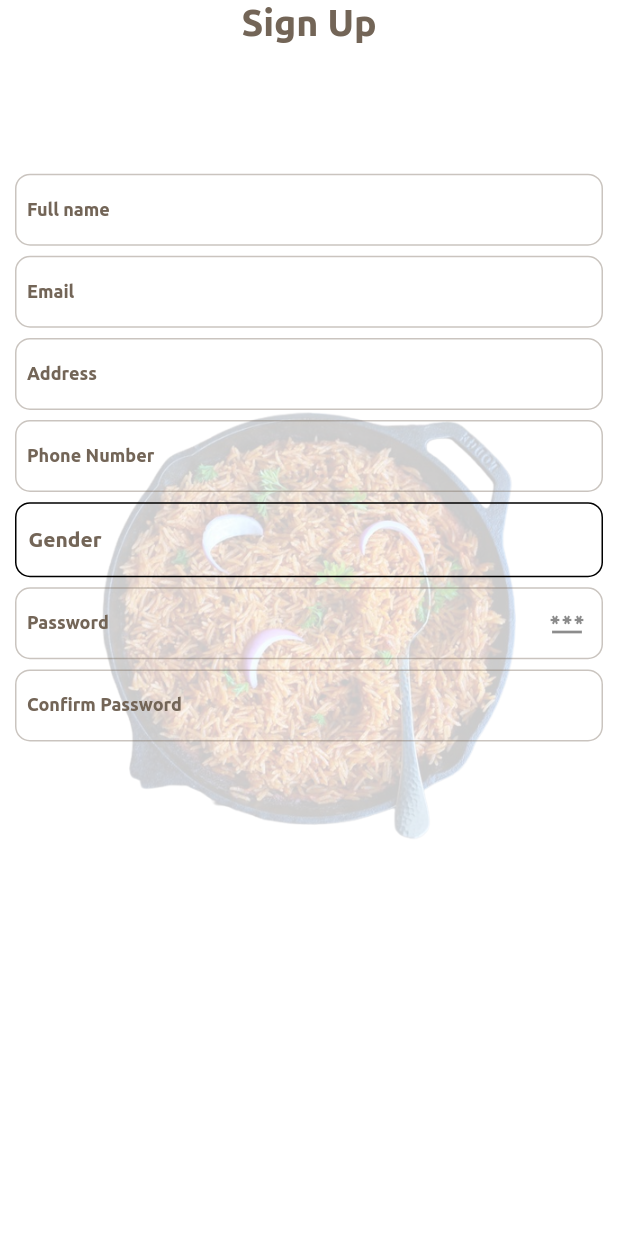
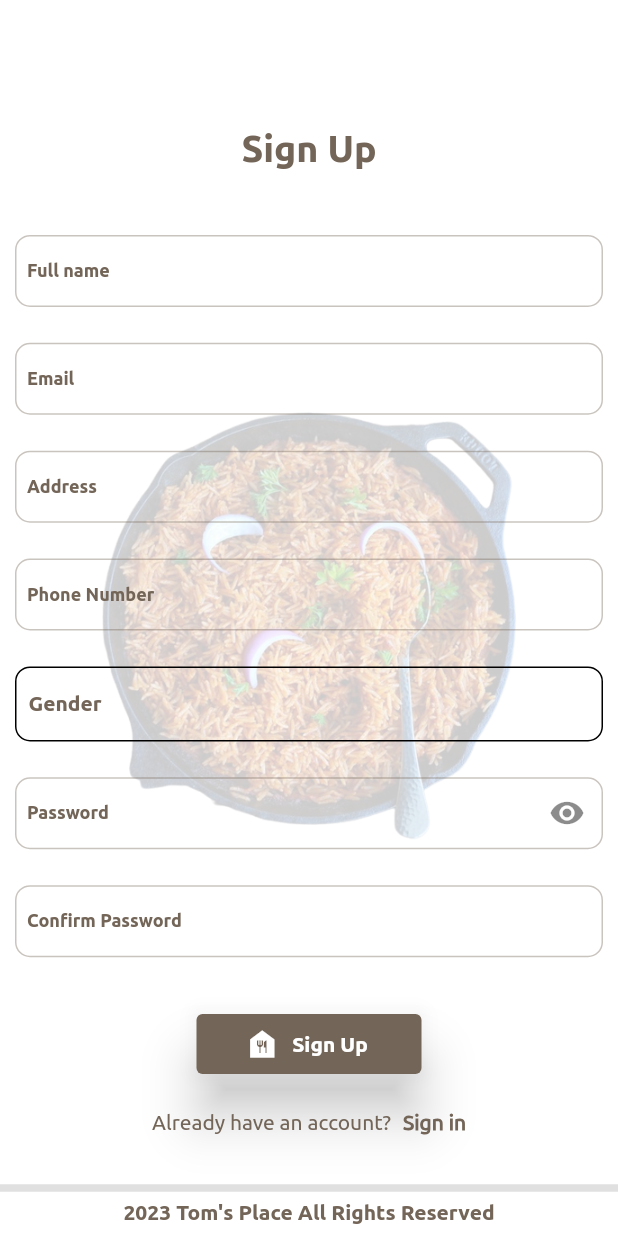
Before and after one commit to Ambrosekol/toms_palace, a Flutter app: the SignUp screen opened directly, on a phone screen of 412 x 824 dp. Run offline on Flutter 3.47's test engine with Material 2 defaults, Android fonts, the phone set to English and light mode, and no system bars; project files that could hold a hidden picture were left out.

Commit message:
added signIn page

```diff
--- a/lib/ui/signup.dart
+++ b/lib/ui/signup.dart
@@ -1,4 +1,5 @@
 import 'package:flutter/material.dart';
+import 'package:toms_palace/ui/signin.dart';
 import 'package:toms_palace/util/imagedirectory.dart';
 
 class SignUp extends StatefulWidget {
@@ -9,12 +10,12 @@ class SignUp extends StatefulWidget {
 }
 
 class _SignUpState extends State<SignUp> {
-  TextEditingController nameController = TextEditingController();
-  TextEditingController emailController = TextEditingController();
-  TextEditingController passwordController = TextEditingController();
-  TextEditingController passwordConfirmation = TextEditingController();
-  TextEditingController addressController = TextEditingController();
-  TextEditingController phoneController = TextEditingController();
+  late TextEditingController nameController;
+  late TextEditingController emailController;
+  late TextEditingController passwordController;
+  late TextEditingController passwordConfirmation;
+  late TextEditingController addressController;
+  late TextEditingController phoneController;
   String gender = 'Gender';
   //
   bool obscurePwd = false;
@@ -32,12 +33,38 @@ class _SignUpState extends State<SignUp> {
     }
   }
 
+  submitData() {} //submit userInfo
+
   //
+  @override
+  void initState() {
+    nameController = TextEditingController();
+    emailController = TextEditingController();
+    passwordController = TextEditingController();
+    passwordConfirmation = TextEditingController();
+    addressController = TextEditingController();
+    phoneController = TextEditingController();
+    super.initState();
+  }
+
+//
+  @override
+  void dispose() {
+    nameController.dispose();
+    emailController.dispose();
+    passwordController.dispose();
+    passwordConfirmation.dispose();
+    addressController.dispose();
+    phoneController.dispose();
+    super.dispose();
+  }
+
   @override
   Widget build(BuildContext context) {
     Size size = MediaQuery.of(context).size;
     return Scaffold(
-      body: Container(
+      body: SingleChildScrollView(
+        child: Container(
           height: size.height,
           width: size.width,
           child: Stack(
@@ -51,7 +78,7 @@ class _SignUpState extends State<SignUp> {
                 ),
               ),
               Column(
-              mainAxisAlignment: MainAxisAlignment.start,
+                mainAxisAlignment: MainAxisAlignment.end,
                 children: [
                   Text(
                     'Sign Up',
@@ -60,33 +87,36 @@ class _SignUpState extends State<SignUp> {
                         .bodyLarge!
                         .copyWith(fontSize: 25.0),
                   ),
-                SingleChildScrollView(
-                  child: Container(
-                    margin: EdgeInsets.only(top: 70.0),
+                  Container(
+                    margin: const EdgeInsets.only(top: 10.0),
                     width: size.width,
-                    height: size.height / 2,
+                    height: size.height / 1.5,
                     padding: const EdgeInsets.all(10.0),
                     child: Column(
                       mainAxisAlignment: MainAxisAlignment.spaceEvenly,
                       children: [
                         TextField(
+                          keyboardType: TextInputType.name,
                           controller: nameController,
                           decoration:
                               const InputDecoration(labelText: 'Full name'),
                           style: Theme.of(context).textTheme.bodySmall,
                         ),
                         TextField(
+                          keyboardType: TextInputType.emailAddress,
                           controller: emailController,
                           decoration: const InputDecoration(labelText: 'Email'),
                           style: Theme.of(context).textTheme.bodySmall,
                         ),
                         TextField(
+                          keyboardType: TextInputType.streetAddress,
                           controller: addressController,
                           decoration:
                               const InputDecoration(labelText: 'Address'),
                           style: Theme.of(context).textTheme.bodySmall,
                         ),
                         TextField(
+                          keyboardType: TextInputType.phone,
                           controller: phoneController,
                           decoration:
                               const InputDecoration(labelText: 'Phone Number'),
@@ -126,7 +156,7 @@ class _SignUpState extends State<SignUp> {
                             labelText: 'Password',
                             suffixIcon: IconButton(
                               onPressed: () => viewPassword(),
-                              icon: const Icon(Icons.password),
+                              icon: const Icon(Icons.remove_red_eye),
                             ),
                           ),
                           obscureText: obscurePwd,
@@ -144,10 +174,60 @@ class _SignUpState extends State<SignUp> {
                       ],
                     ),
                   ),
+                  ElevatedButton.icon(
+                    onPressed: submitData,
+                    icon: const Icon(Icons.food_bank),
+                    label: Text(
+                      'Sign Up',
+                      style: Theme.of(context)
+                          .textTheme
+                          .bodyMedium!
+                          .copyWith(color: Colors.white),
+                    ),
+                  ),
+                  const SizedBox(height: 20.0),
+                  Row(
+                    mainAxisAlignment: MainAxisAlignment.center,
+                    children: [
+                      Text(
+                        'Already have an account?',
+                        style: Theme.of(context).textTheme.bodySmall,
+                      ),
+                      const SizedBox(width: 8.0),
+                      InkWell(
+                        onTap: () => Navigator.pushAndRemoveUntil(
+                            context,
+                            MaterialPageRoute(
+                              builder: (context) => const SignIn(),
+                            ),
+                            (route) => false),
+                        child: Text(
+                          'Sign in',
+                          style: Theme.of(context)
+                              .textTheme
+                              .bodySmall!
+                              .copyWith(fontWeight: FontWeight.bold),
+                        ),
+                      )
+                    ],
+                  ),
+                  const SizedBox(height: 20.0),
+                  Padding(
+                    padding: const EdgeInsets.symmetric(vertical: 8.0),
+                    child: Column(
+                      // mainAxisAlignment: MainAxisAlignment.center,
+                      children: const [
+                        Divider(
+                          thickness: 5.0,
+                        ),
+                        Text('2023 Tom\'s Place All Rights Reserved')
+                      ],
+                    ),
+                  )
+                ],
               ),
             ],
           ),
-          ],
         ),
       ),
     );
```
Also changed, not shown: lib/ui/signin.dart (added, +178 -0 lines). Lines whose indentation alone changed are shown as unchanged.
